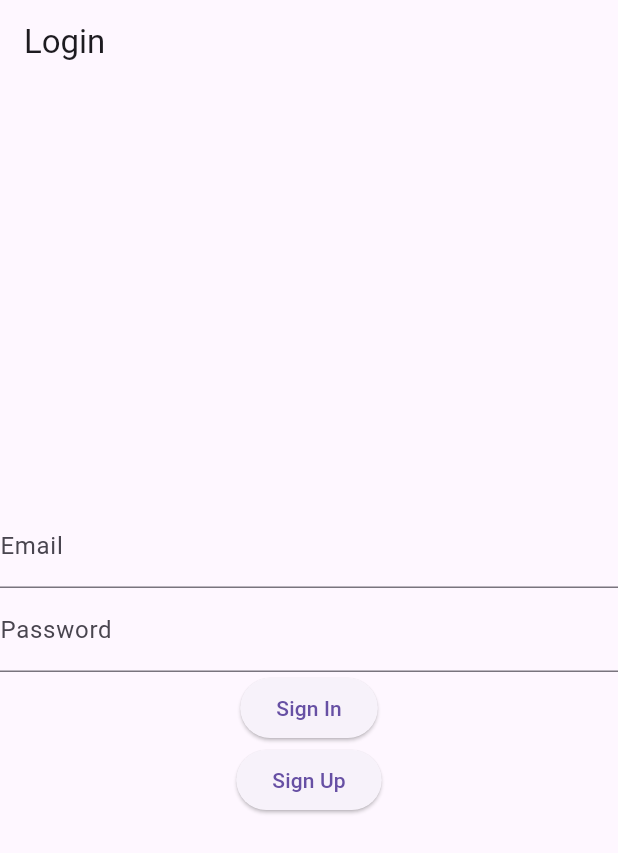
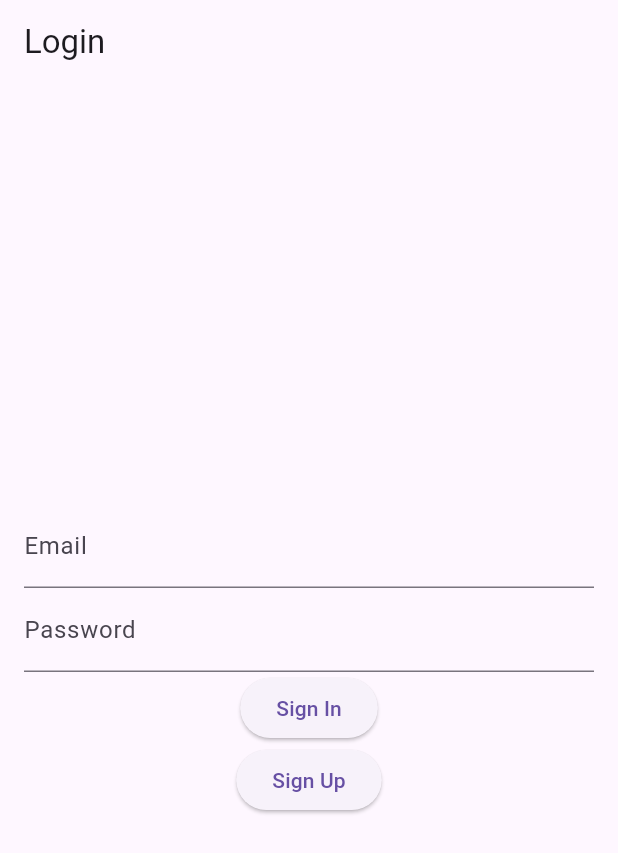
Before and after one commit to BarkinBalci/Prism, a Flutter app: the screen it shows after launch, on a phone screen of 412 x 824 dp. Shown: the top 853 px of the screen. Run offline on Flutter 3.47's test engine with Material 3 defaults, Android fonts, the light colour scheme and no system bars; our stand-ins replace camera, firebase_auth, firebase_core, firebase_storage, image_picker, share_plus and 1 more; accounts and stored records are empty.

Commit message:
chore: minor ui changes

```diff
--- a/lib/login_page.dart
+++ b/lib/login_page.dart
@@ -48,7 +48,9 @@ class _LoginPageState extends State<LoginPage> {
       appBar: AppBar(
         title: const Text('Login'),
       ),
-      body: Center(
+      body: Padding(
+        padding: const EdgeInsets.all(16.0),
+        child: Center(
           child: Column(
             mainAxisAlignment: MainAxisAlignment.center,
             children: [
@@ -81,6 +83,7 @@ class _LoginPageState extends State<LoginPage> {
             ],
           ),
         ),
+      ),
     );
   }
 }
```
Lines whose indentation alone changed are shown as unchanged.
